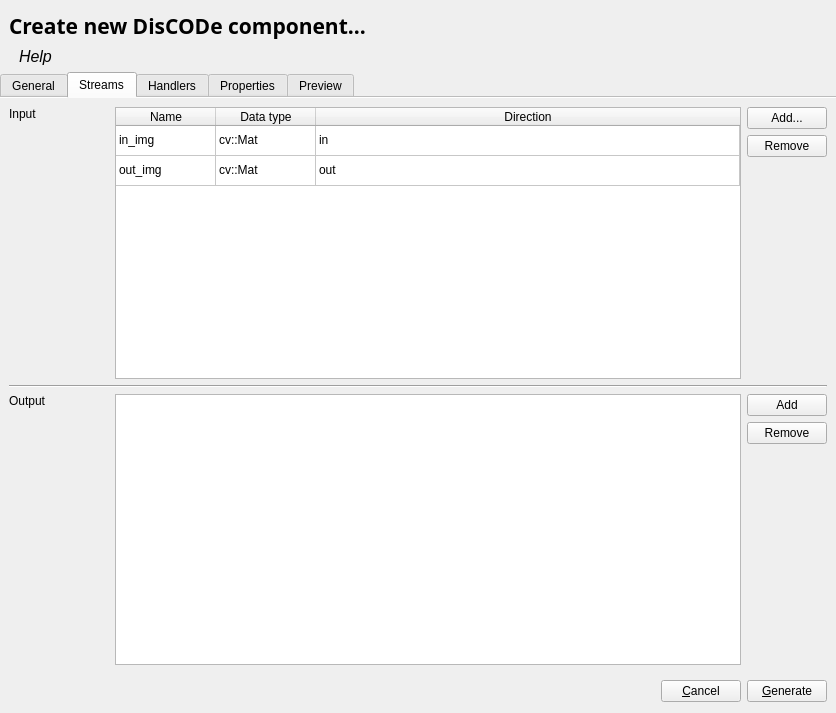
maciek-slon/DisCODe, file src/Tools/diswizard.ui: the form before one commit.
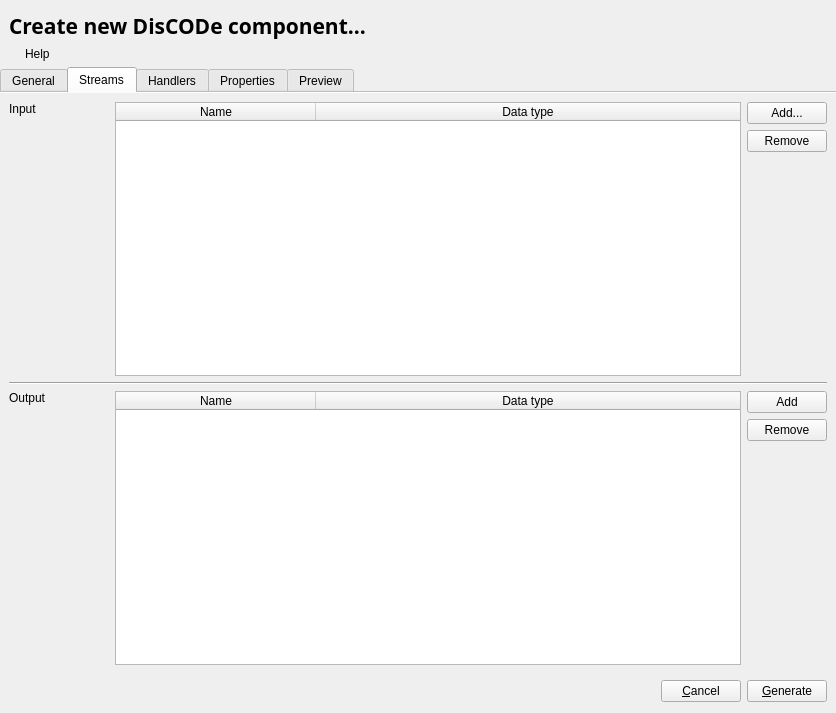
The form after the commit. The open tabs and pages were chosen to show the change.

Patch:
```diff
--- a/src/Tools/diswizard.ui
+++ b/src/Tools/diswizard.ui
@@ -284,22 +284,15 @@
          <property name="tabKeyNavigation">
           <bool>false</bool>
          </property>
+         <attribute name="horizontalHeaderDefaultSectionSize">
+          <number>200</number>
+         </attribute>
          <attribute name="horizontalHeaderStretchLastSection">
           <bool>true</bool>
          </attribute>
          <attribute name="verticalHeaderVisible">
           <bool>false</bool>
          </attribute>
-         <row>
-          <property name="text">
-           <string>Nowy wiersz</string>
-          </property>
-         </row>
-         <row>
-          <property name="text">
-           <string>Nowy wiersz</string>
-          </property>
-         </row>
          <column>
           <property name="text">
            <string>Name</string>
@@ -310,41 +303,6 @@
            <string>Data type</string>
           </property>
          </column>
-         <column>
-          <property name="text">
-           <string>Direction</string>
-          </property>
-         </column>
-         <item row="0" column="0">
-          <property name="text">
-           <string>in_img</string>
-          </property>
-         </item>
-         <item row="0" column="1">
-          <property name="text">
-           <string>cv::Mat</string>
-          </property>
-         </item>
-         <item row="0" column="2">
-          <property name="text">
-           <string>in</string>
-          </property>
-         </item>
-         <item row="1" column="0">
-          <property name="text">
-           <string>out_img</string>
-          </property>
-         </item>
-         <item row="1" column="1">
-          <property name="text">
-           <string>cv::Mat</string>
-          </property>
-         </item>
-         <item row="1" column="2">
-          <property name="text">
-           <string>out</string>
-          </property>
-         </item>
         </widget>
        </item>
        <item row="0" column="2">
@@ -389,7 +347,27 @@
         </widget>
        </item>
        <item row="2" column="1">
-        <widget class="QTableWidget" name="tableWidget"/>
+        <widget class="QTableWidget" name="tblStreamOut">
+         <attribute name="horizontalHeaderDefaultSectionSize">
+          <number>200</number>
+         </attribute>
+         <attribute name="horizontalHeaderStretchLastSection">
+          <bool>true</bool>
+         </attribute>
+         <attribute name="verticalHeaderVisible">
+          <bool>false</bool>
+         </attribute>
+         <column>
+          <property name="text">
+           <string>Name</string>
+          </property>
+         </column>
+         <column>
+          <property name="text">
+           <string>Data type</string>
+          </property>
+         </column>
+        </widget>
        </item>
        <item row="2" column="2">
         <layout class="QVBoxLayout" name="verticalLayout_5">
@@ -728,10 +706,10 @@
    <item row="2" column="0">
     <layout class="QHBoxLayout" name="horizontalLayout_2" stretch="0,1">
      <property name="spacing">
-      <number>3</number>
+      <number>6</number>
      </property>
      <property name="leftMargin">
-      <number>9</number>
+      <number>12</number>
      </property>
      <property name="bottomMargin">
       <number>0</number>
@@ -741,18 +719,18 @@
        <property name="text">
         <string/>
        </property>
+       <property name="alignment">
+        <set>Qt::AlignCenter</set>
+       </property>
        <property name="indent">
         <number>-1</number>
        </property>
       </widget>
      </item>
      <item>
-      <widget class="QLabel" name="lblHelp">
-       <property name="font">
-        <font>
-         <pointsize>12</pointsize>
-         <italic>true</italic>
-        </font>
+      <widget class="QLabel" name="lblInfo">
+       <property name="enabled">
+        <bool>true</bool>
        </property>
        <property name="text">
         <string>Help</string>
```
Left out of the diff: 27 changed lines with no effect on the pictures.
